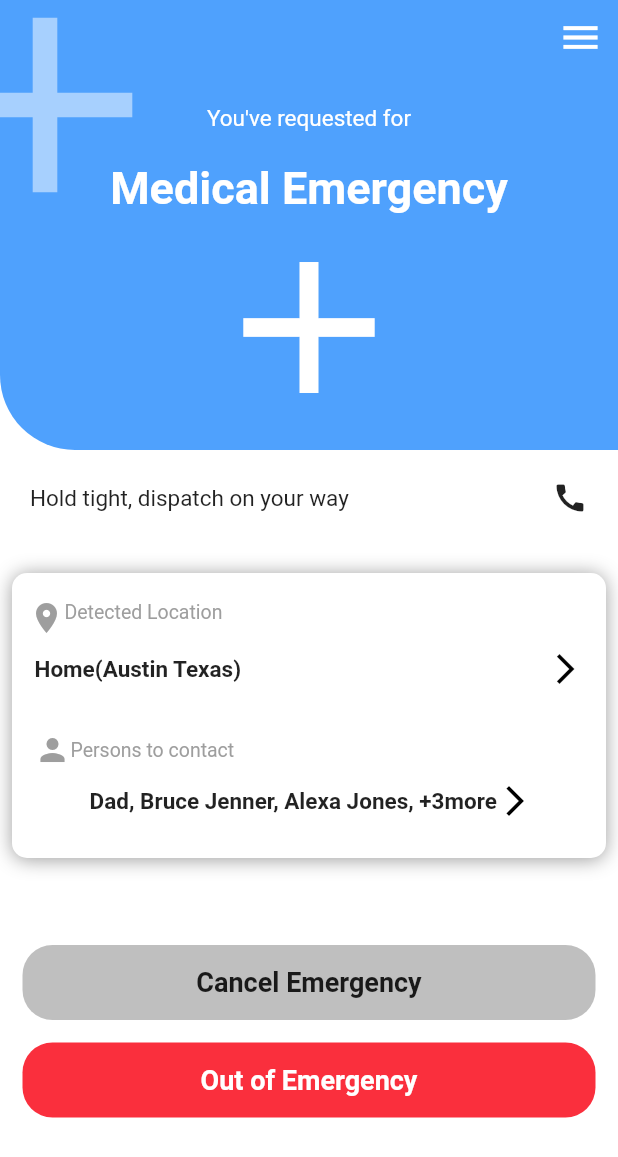
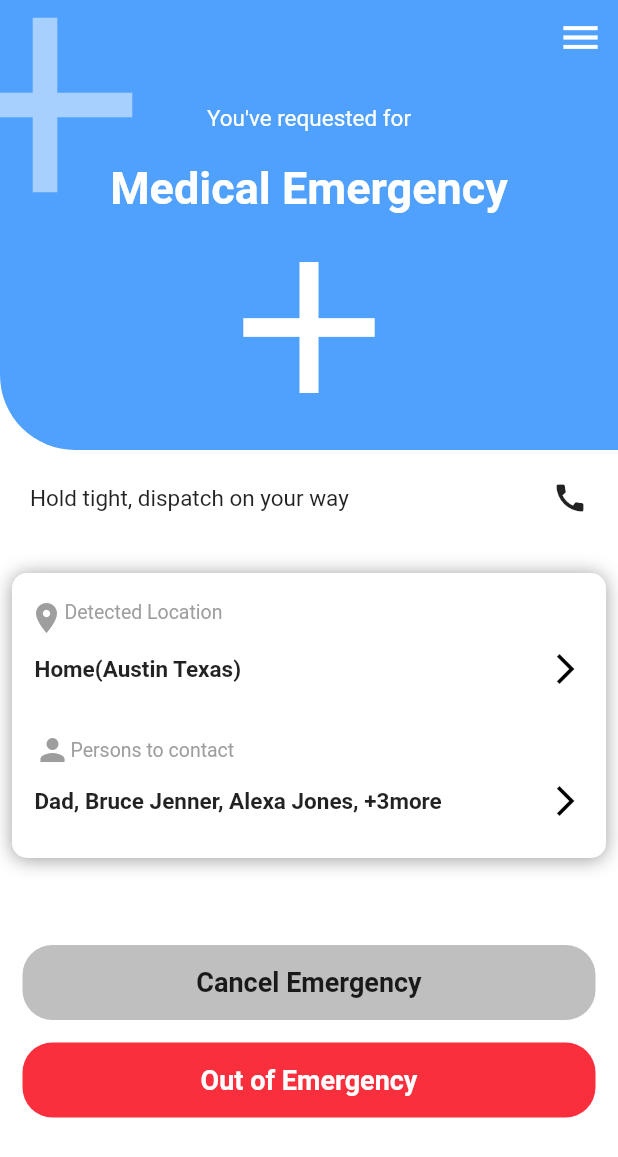
Before and after one commit to jeremyessien/flutter_ui_test, a Flutter app: the MedicalEmergency screen opened directly, on a phone screen of 412 x 824 dp. Shown: the top 1157 px of the screen. Run offline on Flutter 3.47's test engine with Material 2 defaults, Android fonts, the phone set to English and light mode, and no system bars.

Commit message:
Update second_screen.dart

```diff
--- a/lib/screens/second_screen.dart
+++ b/lib/screens/second_screen.dart
@@ -162,11 +162,10 @@ class MedicalEmergency extends StatelessWidget {
                     height: 30.0,
                   ),
                   Container(
-                    width: MediaQuery.of(context).size.width,
                     child: Column(
                       children: [
                         Padding(
-                          padding: const EdgeInsets.only(left: 15.0),
+                          padding: const EdgeInsets.only(left: 15.0, right: 15.0),
                           child: Row(
                             children: [
                               Icon(
@@ -184,13 +183,10 @@ class MedicalEmergency extends StatelessWidget {
                         SizedBox(
                           height: 10.0,
                         ),
-                        SingleChildScrollView(
-                          scrollDirection: Axis.horizontal,
+                        Padding(
+                          padding: const EdgeInsets.only(left:15.0, right: 15.0),
                           child: Row(
-                            children: [
-                              Padding(
-                                padding: const EdgeInsets.only(left: 3.0),
-                                child: Row(
+                            mainAxisAlignment: MainAxisAlignment.spaceBetween,
                             children: [
                               Text(
                                 "Dad, Bruce Jenner, Alexa Jones, +3more",
@@ -201,9 +197,6 @@ class MedicalEmergency extends StatelessWidget {
                               Icon(
                                 Icons.arrow_forward_ios,
                                 color: Colors.black,
-                                    )
-                                  ],
-                                ),
                               ),
                             ],
                           ),
```
Lines whose indentation alone changed are shown as unchanged.
